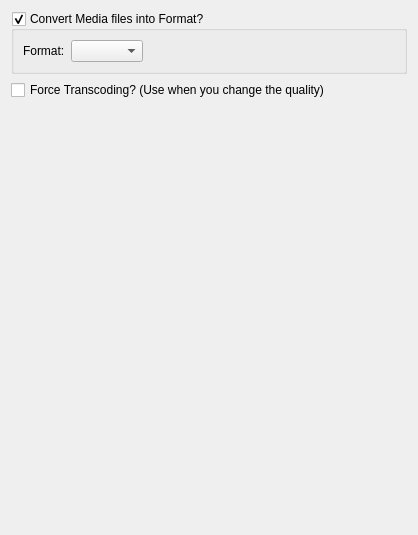
First picture: the form in Preferences/UI/TranscodeGeneralSettings.ui, repository towel42-com/MediaManager, before the edit.
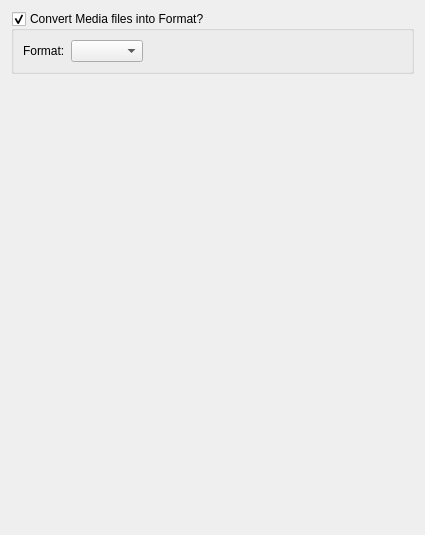
Second picture: the form after the edit.

```diff
--- a/Preferences/UI/TranscodeGeneralSettings.ui
+++ b/Preferences/UI/TranscodeGeneralSettings.ui
@@ -6,7 +6,7 @@
    <rect>
     <x>0</x>
     <y>0</y>
-    <width>418</width>
+    <width>425</width>
     <height>535</height>
    </rect>
   </property>
@@ -59,13 +59,6 @@
      </layout>
     </widget>
    </item>
-   <item>
-    <widget class="QCheckBox" name="forceTranscode">
-     <property name="text">
-      <string>Force Transcoding? (Use when you change the quality)</string>
-     </property>
-    </widget>
-   </item>
    <item>
     <spacer name="verticalSpacer_7">
      <property name="orientation">
```
Left out of the diff: 1 changed line with no effect on the pictures.
